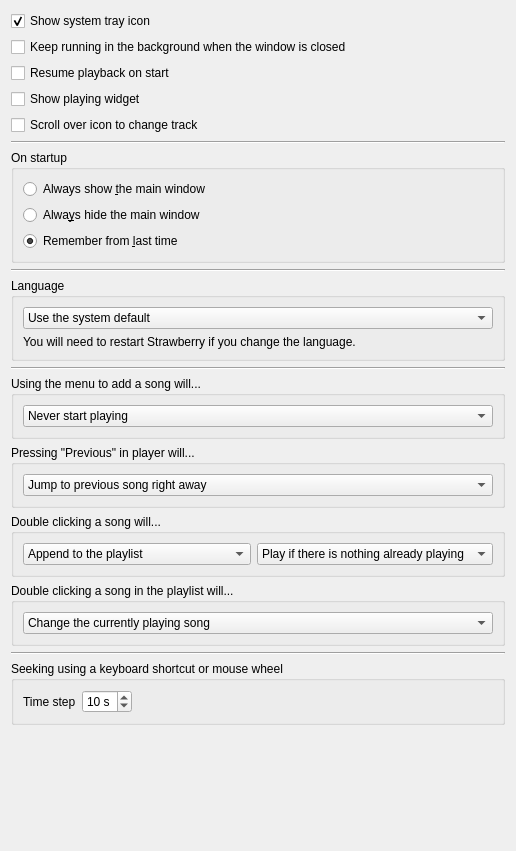
Before: the Qt Designer form src/settings/behavioursettingspage.ui in strawberrymusicplayer/strawberry, drawn with Qt 5.
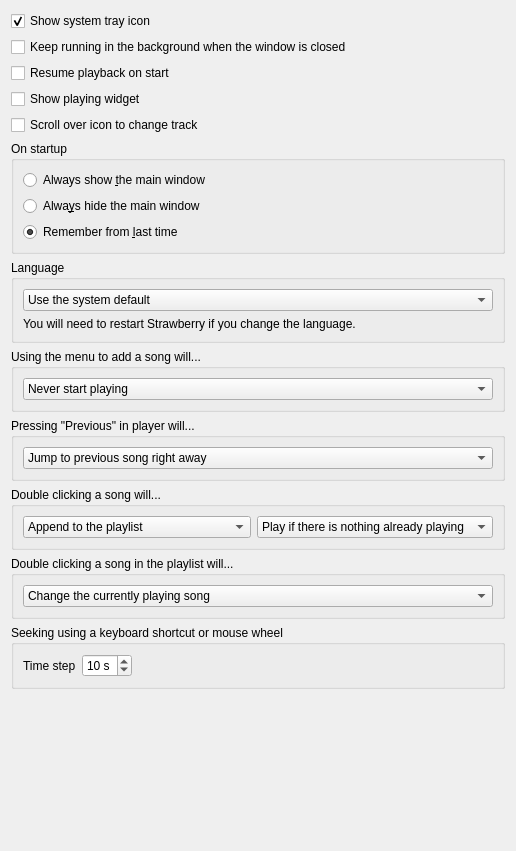
After: the same form once the commit is applied.

Commit message: Remove all lines in settings

```diff
--- a/src/settings/behavioursettingspage.ui
+++ b/src/settings/behavioursettingspage.ui
@@ -61,13 +61,6 @@
      </property>
     </widget>
    </item>
-   <item>
-    <widget class="Line" name="line_1">
-     <property name="orientation">
-      <enum>Qt::Horizontal</enum>
-     </property>
-    </widget>
-   </item>
    <item>
     <widget class="QGroupBox" name="groupbox_startup">
      <property name="title">
@@ -101,13 +94,6 @@
      </layout>
     </widget>
    </item>
-   <item>
-    <widget class="Line" name="line_2">
-     <property name="orientation">
-      <enum>Qt::Horizontal</enum>
-     </property>
-    </widget>
-   </item>
    <item>
     <widget class="QGroupBox" name="groupbox_language">
      <property name="title">
@@ -133,13 +119,6 @@
      </layout>
     </widget>
    </item>
-   <item>
-    <widget class="Line" name="line_3">
-     <property name="orientation">
-      <enum>Qt::Horizontal</enum>
-     </property>
-    </widget>
-   </item>
    <item>
     <widget class="QGroupBox" name="groupbox_add_song">
      <property name="title">
@@ -281,13 +260,6 @@
      </layout>
     </widget>
    </item>
-   <item>
-    <widget class="Line" name="line_4">
-     <property name="orientation">
-      <enum>Qt::Horizontal</enum>
-     </property>
-    </widget>
-   </item>
    <item>
     <widget class="QGroupBox" name="groupbox_seekstep">
      <property name="title">
```
The commit also changes 9 other files.
